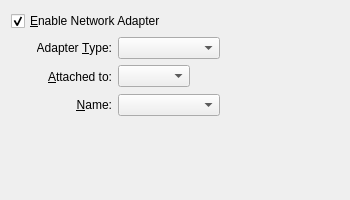
The window that vbox/src/VBox/Frontends/VirtualBox/ui/VBoxVMSettingsNetwork.ui (jljuxgm/vboxgit) describes before a commit, drawn with Qt 5.
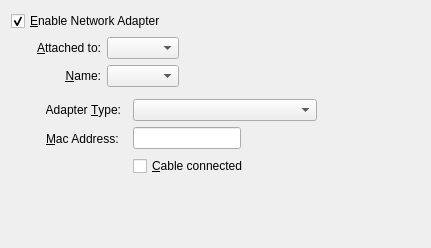
The same window after the commit. Icons and pictures are not drawn. Custom widgets are drawn as their Qt base class.

Commit message:
commit_22960 ------------------------------------------------------------------------ r22960 | vboxsync | 2009-09-12 00:01:10 +0800 (Sat, 12 Sep 2009) | 2 lines
FE/Qt4: Shifted the advanced network settings from the dialog box to caret expansion on same page

------------------------------------------------------------------------

The edit to the form file:
```diff
--- a/vbox/src/VBox/Frontends/VirtualBox/ui/VBoxVMSettingsNetwork.ui
+++ b/vbox/src/VBox/Frontends/VirtualBox/ui/VBoxVMSettingsNetwork.ui
@@ -22,12 +22,12 @@
    <rect>
     <x>0</x>
     <y>0</y>
-    <width>350</width>
-    <height>200</height>
+    <width>431</width>
+    <height>248</height>
    </rect>
   </property>
-  <layout class="QGridLayout" >
-   <item row="0" column="0" colspan="3" >
+  <layout class="QGridLayout" name="VBoxVMSettingsNetworkGridLayout">
+   <item row="0" column="0" colspan="2">
     <widget class="QCheckBox" name="mGbAdapter" >
      <property name="whatsThis" >
       <string>When checked, plugs this virtual network adapter into the virtual machine.</string>
@@ -40,59 +40,14 @@
      </property>
     </widget>
    </item>
-   <item row="1" column="0" >
-    <spacer>
-     <property name="orientation" >
-      <enum>Qt::Horizontal</enum>
-     </property>
-     <property name="sizeType" >
-      <enum>QSizePolicy::Fixed</enum>
-     </property>
-     <property name="sizeHint" >
-      <size>
-       <width>20</width>
-       <height>20</height>
-      </size>
-     </property>
-    </spacer>
-   </item>
    <item row="1" column="1" >
-    <widget class="QWidget" native="1" name="mNetworkChild" >
-     <layout class="QGridLayout" >
-      <property name="leftMargin" >
-       <number>0</number>
-      </property>
-      <property name="topMargin" >
-       <number>0</number>
-      </property>
-      <property name="rightMargin" >
-       <number>0</number>
-      </property>
-      <property name="bottomMargin" >
+    <widget class="QWidget" name="mNetworkChild" native="true">
+     <layout class="QGridLayout" name="mNetworkChildGridLayout">
+      <property name="margin">
        <number>0</number>
       </property>
       <item row="0" column="0" >
-       <widget class="QLabel" name="mLbAType" >
-        <property name="text" >
-         <string>Adapter &amp;Type:</string>
-        </property>
-        <property name="alignment" >
-         <set>Qt::AlignRight|Qt::AlignTrailing|Qt::AlignVCenter</set>
-        </property>
-        <property name="buddy" >
-         <cstring>mCbAdapterType</cstring>
-        </property>
-       </widget>
-      </item>
-      <item row="0" column="1" colspan="2" >
-       <widget class="QComboBox" name="mCbAdapterType" >
-        <property name="whatsThis" >
-         <string>Selects the type of the virtual network adapter. Depending on this value, VirtualBox will provide different network hardware to the virtual machine.</string>
-        </property>
-       </widget>
-      </item>
-      <item row="1" column="0" >
-       <widget class="QLabel" name="mLbNAType" >
+       <widget class="QLabel" name="mLbNAType">
         <property name="text" >
          <string>&amp;Attached to:</string>
         </property>
@@ -104,25 +59,15 @@
         </property>
        </widget>
       </item>
-      <item row="1" column="1" >
-       <widget class="QComboBox" name="mCbAttachmentType" >
+      <item row="0" column="1" colspan="2" >
+       <widget class="QComboBox" name="mCbAttachmentType">
         <property name="whatsThis" >
          <string>Controls how this virtual adapter is attached to the real network of the Host OS.</string>
         </property>
        </widget>
       </item>
-      <item row="1" column="2" >
-       <widget class="QToolButton" name="mTbDetails" >
-        <property name="whatsThis" >
-         <string>Open additional options dialog for current attachment type.</string>
-        </property>
-        <property name="autoRaise" >
-         <bool>true</bool>
-        </property>
-       </widget>
-      </item>
-      <item row="2" column="0" >
-       <widget class="QLabel" name="mLbName" >
+      <item row="1" column="0" >
+       <widget class="QLabel" name="mLbName">
         <property name="text" >
          <string>&amp;Name:</string>
         </property>
@@ -134,35 +79,178 @@
         </property>
        </widget>
       </item>
-      <item row="2" column="1" colspan="2" >
-       <widget class="QComboBox" name="mCbName" >
+      <item row="1" column="1" colspan="2">
+       <widget class="QComboBox" name="mCbName">
         <property name="whatsThis" >
          <string>Selects the name of the network adapter if attachment type is equivalent to &lt;b>Bridged Adapter&lt;/b> or &lt;b>Host-only Adapter&lt;/b> and the name of the internal network if attachment type is equivalent to &lt;b>Internal Network&lt;/b>.</string>
         </property>
        </widget>
       </item>
+      <item row="0" column="3" rowspan="3">
+       <spacer name="horizontalSpacer6">
+        <property name="orientation">
+         <enum>Qt::Horizontal</enum>
+        </property>
+        <property name="sizeHint" stdset="0">
+         <size>
+          <width>40</width>
+          <height>20</height>
+         </size>
+        </property>
+       </spacer>
+      </item>
      </layout>
     </widget>
    </item>
-   <item row="2" column="0" colspan="3" >
-    <spacer name="verticalSpacer" >
-     <property name="orientation" >
+   <item row="2" column="1">
+    <widget class="QWidget" name="mNetworkChild2" native="true">
+     <layout class="QGridLayout" name="mNetworkChild2GridLayout">
+      <property name="topMargin">
+       <number>0</number>
+      </property>
+      <item row="0" column="0">
+       <widget class="QLabel" name="mLbAType">
+        <property name="text">
+         <string>Adapter &amp;Type:</string>
+        </property>
+        <property name="alignment">
+         <set>Qt::AlignRight|Qt::AlignTrailing|Qt::AlignVCenter</set>
+        </property>
+        <property name="buddy">
+         <cstring>mCbAdapterType</cstring>
+        </property>
+       </widget>
+      </item>
+      <item row="1" column="0" colspan="2">
+       <widget class="QLabel" name="mLbMAC">
+        <property name="enabled">
+         <bool>true</bool>
+        </property>
+        <property name="text">
+         <string>&amp;Mac Address:</string>
+        </property>
+        <property name="buddy">
+         <cstring>mLeMAC</cstring>
+        </property>
+       </widget>
+      </item>
+      <item row="1" column="2">
+       <widget class="QILineEdit" name="mLeMAC">
+        <property name="sizePolicy">
+         <sizepolicy hsizetype="Fixed" vsizetype="Fixed">
+          <horstretch>0</horstretch>
+          <verstretch>0</verstretch>
+         </sizepolicy>
+        </property>
+        <property name="maximumSize">
+         <size>
+          <width>110</width>
+          <height>22</height>
+         </size>
+        </property>
+        <property name="toolTip">
+         <string>Displays the MAC address of this adapter. It contains exactly 12 characters chosen from {0-9,A-F}. Note that the second character must be an even digit.</string>
+        </property>
+        <property name="frame">
+         <bool>true</bool>
+        </property>
+       </widget>
+      </item>
+      <item row="1" column="3">
+       <widget class="QToolButton" name="mTbMAC">
+        <property name="toolTip">
+         <string>Generates a new random MAC address.</string>
+        </property>
+        <property name="icon">
+         <iconset resource="../VirtualBox.qrc">
+          <normaloff>:/refresh_16px.png</normaloff>:/refresh_16px.png</iconset>
+        </property>
+        <property name="autoRaise">
+         <bool>true</bool>
+        </property>
+       </widget>
+      </item>
+      <item row="2" column="2" colspan="2">
+       <widget class="QCheckBox" name="mCbCable">
+        <property name="toolTip">
+         <string>Indicates whether the virtual network cable is plugged in on machine startup or not.</string>
+        </property>
+        <property name="text">
+         <string>&amp;Cable connected</string>
+        </property>
+       </widget>
+      </item>
+      <item row="0" column="2" colspan="3">
+       <widget class="QComboBox" name="mCbAdapterType">
+        <property name="whatsThis">
+         <string>Selects the type of the virtual network adapter. Depending on this value, VirtualBox will provide different network hardware to the virtual machine.</string>
+        </property>
+       </widget>
+      </item>
+      <item row="0" column="5" rowspan="3">
+       <spacer name="horizontalSpacer_2">
+        <property name="orientation">
+         <enum>Qt::Horizontal</enum>
+        </property>
+        <property name="sizeHint" stdset="0">
+         <size>
+          <width>40</width>
+          <height>20</height>
+         </size>
+        </property>
+       </spacer>
+      </item>
+      <item row="1" column="4">
+       <spacer name="horizontalSpacer_3">
+        <property name="orientation">
+         <enum>Qt::Horizontal</enum>
+        </property>
+        <property name="sizeHint" stdset="0">
+         <size>
+          <width>40</width>
+          <height>20</height>
+         </size>
+        </property>
+       </spacer>
+      </item>
+     </layout>
+    </widget>
+   </item>
+   <item row="1" column="0" rowspan="2">
+    <spacer name="horizontalSpacer2">
+     <property name="orientation">
+      <enum>Qt::Horizontal</enum>
+     </property>
+     <property name="sizeType">
+      <enum>QSizePolicy::Fixed</enum>
+     </property>
+     <property name="sizeHint" stdset="0">
+      <size>
+       <width>20</width>
+       <height>20</height>
+      </size>
+     </property>
+    </spacer>
+   </item>
+   <item row="1" column="2" rowspan="2">
+    <spacer name="horizontalSpacer4">
+     <property name="orientation">
+      <enum>Qt::Horizontal</enum>
+     </property>
+     <property name="sizeHint" stdset="0">
+      <size>
+       <width>0</width>
+       <height>0</height>
+      </size>
+     </property>
+    </spacer>
+   </item>
+   <item row="3" column="1">
+    <spacer name="verticalSpacer2">
+     <property name="orientation">
       <enum>Qt::Vertical</enum>
      </property>
-     <property name="sizeHint" >
-      <size>
-       <width>20</width>
-       <height>40</height>
-      </size>
-     </property>
-    </spacer>
-   </item>
-   <item row="1" column="2" >
-    <spacer>
-     <property name="orientation" >
-      <enum>Qt::Horizontal</enum>
-     </property>
-        <property name="sizeHint" >
+     <property name="sizeHint" stdset="0">
       <size>
        <width>0</width>
        <height>0</height>
@@ -172,7 +260,16 @@
    </item>
   </layout>
  </widget>
- <resources/>
+ <customwidgets>
+  <customwidget>
+   <class>QILineEdit</class>
+   <extends>QLineEdit</extends>
+   <header>QILineEdit.h</header>
+  </customwidget>
+ </customwidgets>
+ <resources>
+  <include location="../VirtualBox.qrc"/>
+ </resources>
  <connections>
   <connection>
    <sender>mGbAdapter</sender>
```
Left out of the diff: 30 changed lines with no effect on the pictures. The commit also changes 7 other files.
